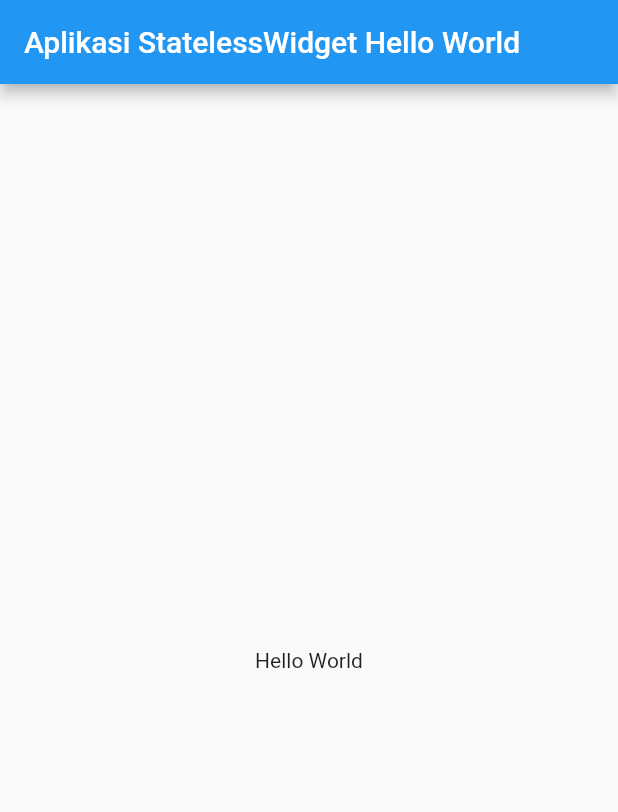
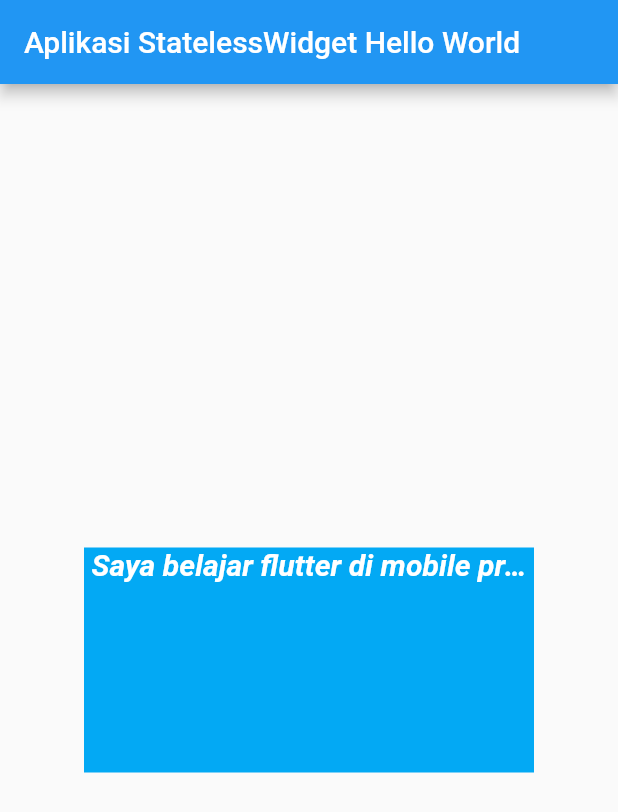
Before and after one commit to firmanmikhsan/my-amazing-flutter-app, a Flutter app: the screen it shows after launch, on a phone screen of 412 x 824 dp. Shown: the top 812 px of the screen. Run offline on Flutter 3.47's test engine with Material 2 defaults, Android fonts, the phone set to English and light mode, and no system bars.

Commit message:
implement textstyle widget

```diff
--- a/lib/main.dart
+++ b/lib/main.dart
@@ -12,7 +12,23 @@ class MyApp extends StatelessWidget {
         appBar: AppBar(
           title: Text("Aplikasi StatelessWidget Hello World"),
         ),
-        body: Center(child: Text("Hello World")),
+        body: Center(
+            child: Container(
+              child: Text("Saya belajar flutter di mobile programming 2",
+              maxLines: 1,
+              overflow: TextOverflow.ellipsis,
+              textAlign: TextAlign.center,
+              style: TextStyle(
+                color: Colors.white,
+                fontStyle: FontStyle.italic,
+                fontWeight: FontWeight.w700,
+                fontSize: 20
+              ),
+          ),
+          color: Colors.lightBlue,
+          width: 300,
+          height: 150,
+        )),
       ),
     );
   }
```
